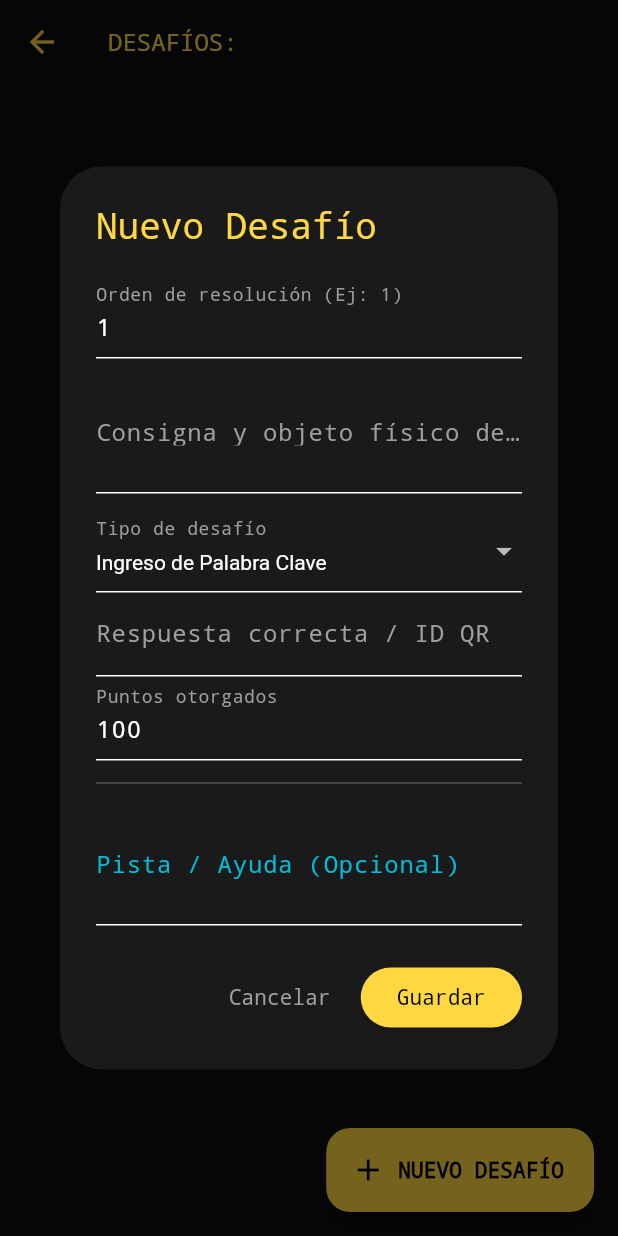
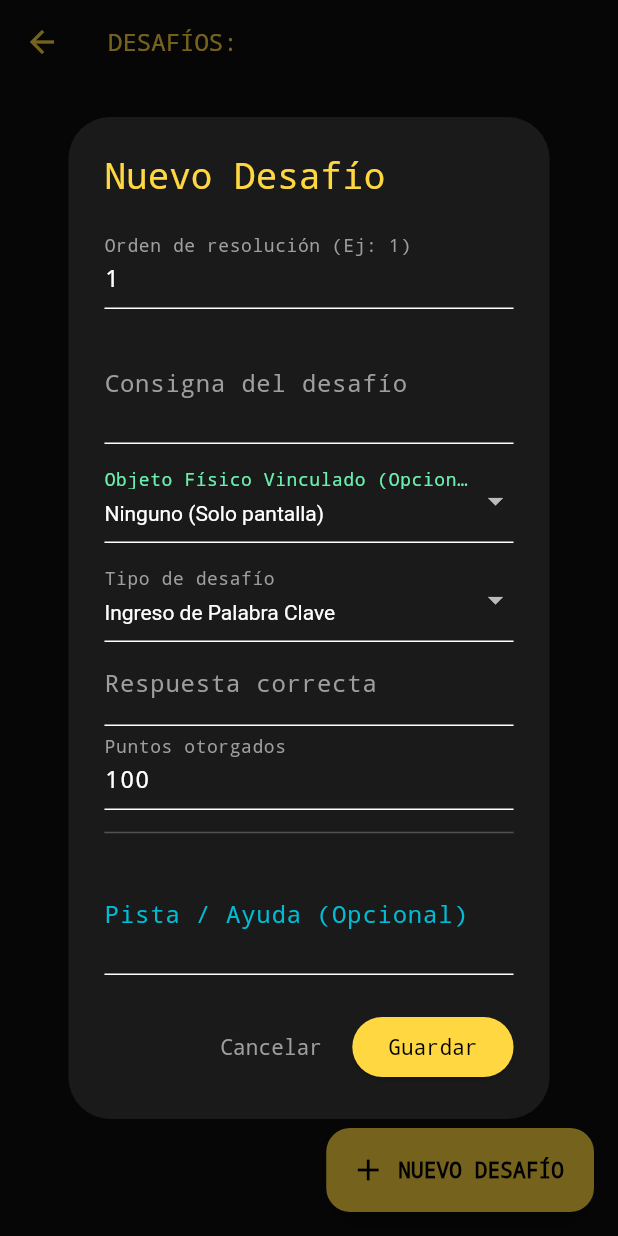
Before and after one commit to tomasesquivel/stand_eventos, a Flutter app: the PantallaAdminDesafios screen opened directly with empty values, after a tap on "NUEVO DESAFÍO", on a phone screen of 412 x 824 dp. Run offline on Flutter 3.47's test engine with Material 3 defaults, Android fonts, the phone set to English and light mode, and no system bars; our stand-ins replace pdf, printing, qr_flutter, supabase_flutter; accounts and stored records are empty.

Commit message:
feat(ADM16): Asociación de desafíos a elementos

```diff
--- a/lib/screens/pantalla_admin_desafios.dart
+++ b/lib/screens/pantalla_admin_desafios.dart
@@ -13,24 +13,33 @@ class PantallaAdminDesafios extends StatefulWidget {
 class _PantallaAdminDesafiosState extends State<PantallaAdminDesafios> {
   final supabase = Supabase.instance.client;
   List<dynamic> _desafios = [];
+  List<dynamic> _elementosDisponibles = []; // Nueva lista para almacenar los objetos físicos
   bool _isLoading = true;
 
   @override
   void initState() {
     super.initState();
-    _cargarDesafios();
+    _cargarDatos();
   }
 
-  Future<void> _cargarDesafios() async {
+  // Criterio 1: Carga combinada de desafíos y elementos físicos
+  Future<void> _cargarDatos() async {
     try {
-      final data = await supabase
+      final dataDesafios = await supabase
           .from('desafio')
-          .select('*, pista(*)')
+          .select('*, pista(*), elemento_fisico(nombre, codigo_qr)') // Traemos info del elemento asociado
           .eq('id_experiencia', widget.experiencia['id_experiencia'])
           .order('orden_resolucion', ascending: true);
 
+      final dataElementos = await supabase
+          .from('elemento_fisico')
+          .select()
+          .eq('id_experiencia', widget.experiencia['id_experiencia'])
+          .order('nombre', ascending: true);
+
       setState(() {
-        _desafios = data;
+        _desafios = dataDesafios;
+        _elementosDisponibles = dataElementos;
         _isLoading = false;
       });
     } catch (e) {
@@ -64,6 +73,9 @@ class _PantallaAdminDesafiosState extends State<PantallaAdminDesafios> {
     }
     final pistaCtrl = TextEditingController(text: pistaExistenteText);
     String tipoSeleccionado = esEdicion ? desafioAEditar['tipo'] : 'texto';
+
+    // Nueva variable para almacenar el elemento físico seleccionado (Criterio 2)
+    int? idElementoSeleccionado = esEdicion ? desafioAEditar['id_elemento'] : null;
 
     showDialog(
       context: context,
@@ -100,21 +112,54 @@ class _PantallaAdminDesafiosState extends State<PantallaAdminDesafios> {
                       TextFormField(
                         controller: descripcionCtrl,
                         decoration: const InputDecoration(
-                          labelText: 'Consigna y objeto físico del stand',
+                          labelText: 'Consigna del desafío',
                           labelStyle: TextStyle(color: Colors.grey),
-                          hintText: 'Ej: Busca en el reloj de madera de la mesa central...',
+                          hintText: 'Ej: Busca en el reloj...',
                           hintStyle: TextStyle(color: Colors.white38),
                         ),
                         style: const TextStyle(color: Colors.white),
                         maxLines: 2,
                         validator: (value) =>
                             value == null || value.trim().isEmpty
-                                ? 'Indica el acertijo y el objeto físico del stand'
+                                ? 'Indica el acertijo de la misión'
                                 : null,
                       ),
                       const SizedBox(height: 10),
+
+                      // Criterio 1: Selector de Elementos Físicos
+                      DropdownButtonFormField<int?>(
+                        value: idElementoSeleccionado,
+                        dropdownColor: const Color(0xFF1A1A1A),
+                        style: const TextStyle(color: Colors.white),
+                        decoration: const InputDecoration(
+                          labelText: 'Objeto Físico Vinculado (Opcional/QR)',
+                          labelStyle: TextStyle(color: Colors.greenAccent),
+                        ),
+                        items: [
+                          const DropdownMenuItem<int?>(
+                            value: null,
+                            child: Text('Ninguno (Solo pantalla)'),
+                          ),
+                          ..._elementosDisponibles.map((el) {
+                            return DropdownMenuItem<int?>(
+                              value: el['id_elemento'],
+                              child: Text(el['nombre']),
+                            );
+                          }),
+                        ],
+                        onChanged: (val) => setStateModal(() => idElementoSeleccionado = val),
+                        validator: (value) {
+                          // Criterio 3: Validación estricta para tipo QR
+                          if (tipoSeleccionado == 'qr' && value == null) {
+                            return 'Un desafío QR requiere un objeto físico obligatorio.';
+                          }
+                          return null;
+                        },
+                      ),
+                      const SizedBox(height: 10),
+
                       DropdownButtonFormField<String>(
-                        initialValue: tipoSeleccionado,
+                        value: tipoSeleccionado,
                         dropdownColor: const Color(0xFF1A1A1A),
                         style: const TextStyle(color: Colors.white),
                         decoration: const InputDecoration(
@@ -123,19 +168,30 @@ class _PantallaAdminDesafiosState extends State<PantallaAdminDesafios> {
                         ),
                         items: const [
                           DropdownMenuItem(value: 'texto', child: Text('Ingreso de Palabra Clave')),
-                          DropdownMenuItem(value: 'qr', child: Text('Escaneo QR')),
+                          DropdownMenuItem(value: 'qr', child: Text('Escaneo QR físico')),
                         ],
-                        onChanged: (val) => setStateModal(() => tipoSeleccionado = val!),
+                        onChanged: (val) {
+                          setStateModal(() {
+                            tipoSeleccionado = val!;
+                            // Autocompletado inteligente del ID QR si se selecciona un objeto
+                            if (tipoSeleccionado == 'qr' && idElementoSeleccionado != null) {
+                              final el = _elementosDisponibles.firstWhere((e) => e['id_elemento'] == idElementoSeleccionado);
+                              respuestaCtrl.text = el['codigo_qr'] ?? '';
+                            }
+                          });
+                        },
                       ),
                       TextFormField(
                         controller: respuestaCtrl,
-                        decoration: const InputDecoration(
-                          labelText: 'Respuesta correcta / ID QR',
-                          labelStyle: TextStyle(color: Colors.grey),
+                        decoration: InputDecoration(
+                          labelText: tipoSeleccionado == 'qr' ? 'Código UUID del QR (Automático)' : 'Respuesta correcta',
+                          labelStyle: const TextStyle(color: Colors.grey),
                         ),
                         style: const TextStyle(color: Colors.white),
+                        // Bloqueamos la edición manual si es un QR para evitar errores
+                        readOnly: tipoSeleccionado == 'qr',
                         validator: (value) =>
-                            value == null || value.trim().isEmpty ? 'La respuesta es obligatoria' : null,
+                            value == null || value.trim().isEmpty ? 'La respuesta/código es obligatoria' : null,
                       ),
                       TextFormField(
                         controller: puntosCtrl,
@@ -176,16 +232,26 @@ class _PantallaAdminDesafiosState extends State<PantallaAdminDesafios> {
                   onPressed: () async {
                     if (!formKey.currentState!.validate()) return;
 
+                    // Validacion Criterio 3 (Seguro doble)
+                    if (tipoSeleccionado == 'qr' && idElementoSeleccionado == null) {
+                      ScaffoldMessenger.of(context).showSnackBar(
+                        const SnackBar(content: Text('Debe seleccionar un objeto físico para desafíos QR'), backgroundColor: Colors.red),
+                      );
+                      return;
+                    }
+
                     Navigator.pop(dialogContext);
                     setState(() => _isLoading = true);
 
                     try {
+                      // Criterio 2: Guardamos la vinculación en la BD
                       final datosDesafio = {
                         'orden_resolucion': int.parse(ordenCtrl.text.trim()),
                         'descripcion': descripcionCtrl.text.trim(),
                         'tipo': tipoSeleccionado,
                         'respuesta_correcta': respuestaCtrl.text.trim(),
                         'puntos_otorgados': int.parse(puntosCtrl.text.trim()),
+                        'id_elemento': idElementoSeleccionado, // Inyectamos el ID
                       };
 
                       if (esEdicion) {
@@ -222,7 +288,7 @@ class _PantallaAdminDesafiosState extends State<PantallaAdminDesafios> {
                         }
                       }
 
-                      await _cargarDesafios();
+                      await _cargarDatos();
                     } catch (e) {
                       if (!mounted) return;
                       ScaffoldMessenger.of(context).showSnackBar(
@@ -296,9 +362,18 @@ class _PantallaAdminDesafiosState extends State<PantallaAdminDesafios> {
                           children: [
                             const SizedBox(height: 4),
                             Text(
-                              'Respuesta: ${des['respuesta_correcta']} | Tipo: ${des['tipo'].toString().toUpperCase()} | Pts: ${des['puntos_otorgados']}',
+                              'Tipo: ${des['tipo'].toString().toUpperCase()} | Pts: ${des['puntos_otorgados']}',
                               style: const TextStyle(color: Colors.grey),
                             ),
+                            // Mostramos el nombre del objeto vinculado si existe
+                            if (des['elemento_fisico'] != null)
+                              Padding(
+                                padding: const EdgeInsets.only(top: 4),
+                                child: Text(
+                                  '📌 Objeto: ${des['elemento_fisico']['nombre']}',
+                                  style: const TextStyle(color: Colors.greenAccent, fontSize: 12),
+                                ),
+                              ),
                             if (des['pista'] != null && (des['pista'] as List).isNotEmpty)
                               Padding(
                                 padding: const EdgeInsets.only(top: 4),
@@ -373,7 +448,7 @@ class _PantallaAdminDesafiosState extends State<PantallaAdminDesafios> {
             .eq('id_desafio', restantes[i]['id_desafio']);
       }
 
-      await _cargarDesafios();
+      await _cargarDatos();
     } catch (e) {
       if (!mounted) return;
       ScaffoldMessenger.of(context).showSnackBar(
```
